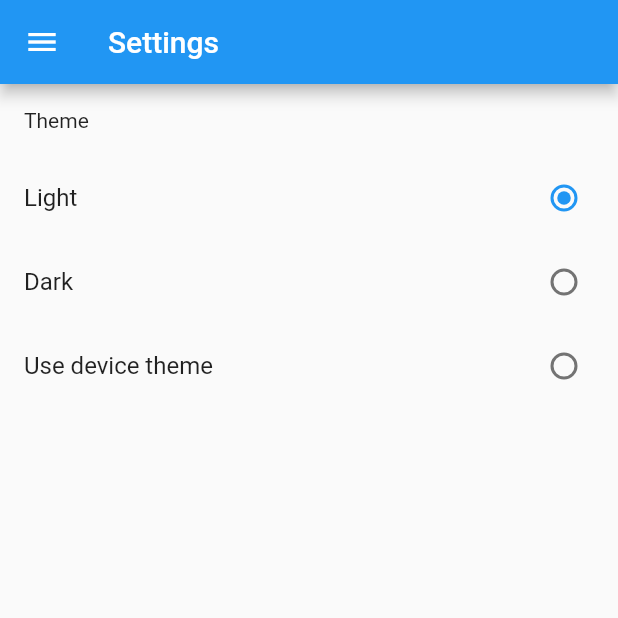
After one commit to VanUffelenAntoine/flutter_recipe_app, a Flutter app: the Settings screen opened directly, after a tap on "Light", on a phone screen of 412 x 824 dp, the top half of it. The commit adds this screen. Run offline on Flutter 3.47's test engine with Material 2 defaults, Android fonts, the phone set to English and light mode, and no system bars; our stand-ins replace easy_dynamic_theme, easy_search_bar, package_info_plus; missing offline and left inert: dart:ffi.

Commit message:
Added settings tab Added radio for light / dark mode using package

```diff
--- a/lib/main.dart
+++ b/lib/main.dart
@@ -1,12 +1,13 @@
+import 'package:easy_dynamic_theme/easy_dynamic_theme.dart';
 import 'package:flutter/material.dart';
-import 'package:meal_app/screens/MealDetails.dart';
-import 'package:meal_app/screens/categories.dart';
-import 'package:meal_app/screens/Meals.dart';
 import 'package:meal_app/widgets/CustomDrawer.dart';
 import 'package:package_info_plus/package_info_plus.dart';
 
 void main() {
-  runApp(const MyApp());
+  runApp(
+    EasyDynamicThemeWidget(
+        child: const MyApp())
+  );
 }
 
 class MyApp extends StatelessWidget {
@@ -16,9 +17,9 @@ class MyApp extends StatelessWidget {
   Widget build(BuildContext context) {
     return MaterialApp(
       title: 'Meal app',
-      theme: ThemeData(
-        primarySwatch: Colors.blue,
-      ),
+      theme: ThemeData.light(),
+      darkTheme: ThemeData.dark(),
+      themeMode: EasyDynamicTheme.of(context).themeMode,
       home: const MyHomePage(title: "Meal app"),
     );
   }
--- /dev/null
+++ b/lib/screens/settings.dart
@@ -0,0 +1,63 @@
+import 'package:easy_dynamic_theme/easy_dynamic_theme.dart';
+import 'package:flutter/material.dart';
+import 'package:meal_app/widgets/CustomDrawer.dart';
+
+import '../widgets/SettingsGroup.dart';
+
+class Settings extends StatefulWidget {
+  const Settings({super.key});
+
+  @override
+  State<StatefulWidget> createState() => _SettingsState();
+}
+
+class _SettingsState extends State<Settings> {
+  @override
+  void initState() {
+    super.initState();
+  }
+
+  @override
+  Widget build(BuildContext context) {
+    return Scaffold(
+      appBar: AppBar(
+        title: const Text('Settings'),
+      ),
+      body: SingleChildScrollView(
+        child: Column(
+          children: [
+        SettingsGroup(
+        title: 'Theme',
+        children: <Widget>[
+          RadioListTile(
+            title: const Text('Light'),
+            value: ThemeMode.light,
+            groupValue: EasyDynamicTheme.of(context).themeMode,
+            controlAffinity: ListTileControlAffinity.trailing,
+            onChanged: (dynamic value) => EasyDynamicTheme.of(context)
+                .changeTheme(dynamic: false, dark: false),
+          ),
+          RadioListTile(
+            title: const Text('Dark'),
+            value: ThemeMode.dark,
+            groupValue: EasyDynamicTheme.of(context).themeMode,
+            controlAffinity: ListTileControlAffinity.trailing,
+            onChanged: (dynamic value) => EasyDynamicTheme.of(context)
+                .changeTheme(dynamic: false, dark: true),
+          ),
+          RadioListTile(
+            title: const Text('Use device theme'),
+            value: ThemeMode.system,
+            groupValue: EasyDynamicTheme.of(context).themeMode,
+            controlAffinity: ListTileControlAffinity.trailing,
+            onChanged: (dynamic value) => EasyDynamicTheme.of(context)
+                .changeTheme(dynamic: true, dark: false),
+          ),
+        ],
+        )],
+       )
+      ),
+      drawer: const CustomDrawer(),
+    );
+  }
+}
--- a/lib/widgets/CustomDrawer.dart
+++ b/lib/widgets/CustomDrawer.dart
@@ -1,5 +1,6 @@
 import 'package:flutter/material.dart';
 import 'package:meal_app/main.dart';
+import 'package:meal_app/screens/settings.dart';
 import 'package:package_info_plus/package_info_plus.dart';
 
 import '../screens/categories.dart';
@@ -72,6 +73,16 @@ class _customDrawerState extends State<CustomDrawer>{
                 );
               },
             ),
+            ListTile(
+              leading: const Icon(Icons.settings),
+              title: const Text('Settings'),
+              onTap: () {
+                Navigator.push(
+                    context,
+                    MaterialPageRoute(builder: (context) => const Settings())
+                );
+              },
+            ),
             AboutListTile(
               icon: const Icon(Icons.info),
               applicationName: _packageInfo.appName,
--- /dev/null
+++ b/lib/widgets/SettingsGroup.dart
@@ -0,0 +1,26 @@
+import 'package:flutter/material.dart';
+
+class SettingsGroup extends StatelessWidget {
+  final String _title;
+  final List<Widget> _children;
+
+  const SettingsGroup(
+      {super.key, required String title, required List<Widget> children})
+      : this._title = title,
+        this._children = children;
+
+  @override
+  Widget build(BuildContext context) {
+    return Column(
+      crossAxisAlignment: CrossAxisAlignment.start,
+      children: <Widget>[
+      ListTile(
+      dense: true,
+      leading: Text(
+        _title,
+      ),
+    ),
+    ]..addAll(_children),
+    );
+  }
+}
--- a/pubspec.yaml
+++ b/pubspec.yaml
@@ -37,7 +37,7 @@ dependencies:
   cupertino_icons: ^1.0.2
   http: ^0.13.6
   easy_search_bar: ^2.5.0
-
+  easy_dynamic_theme: ^2.2.0
 dev_dependencies:
   flutter_test:
     sdk: flutter
```
Also changed, not shown: pubspec.lock, 1 other file.
